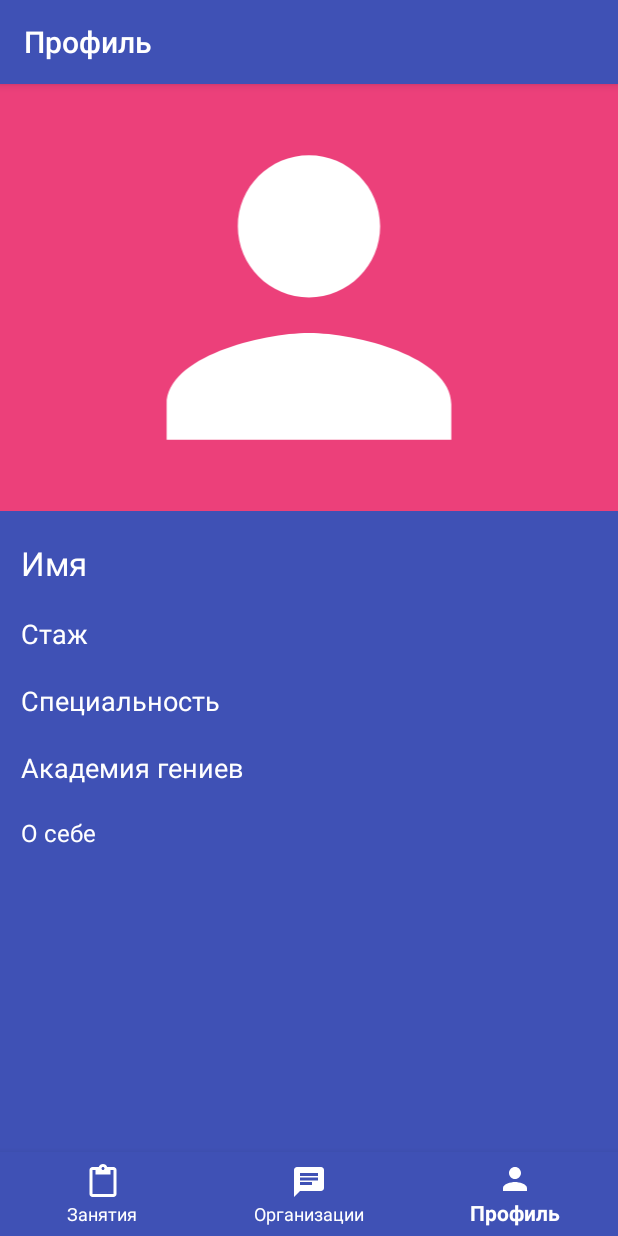
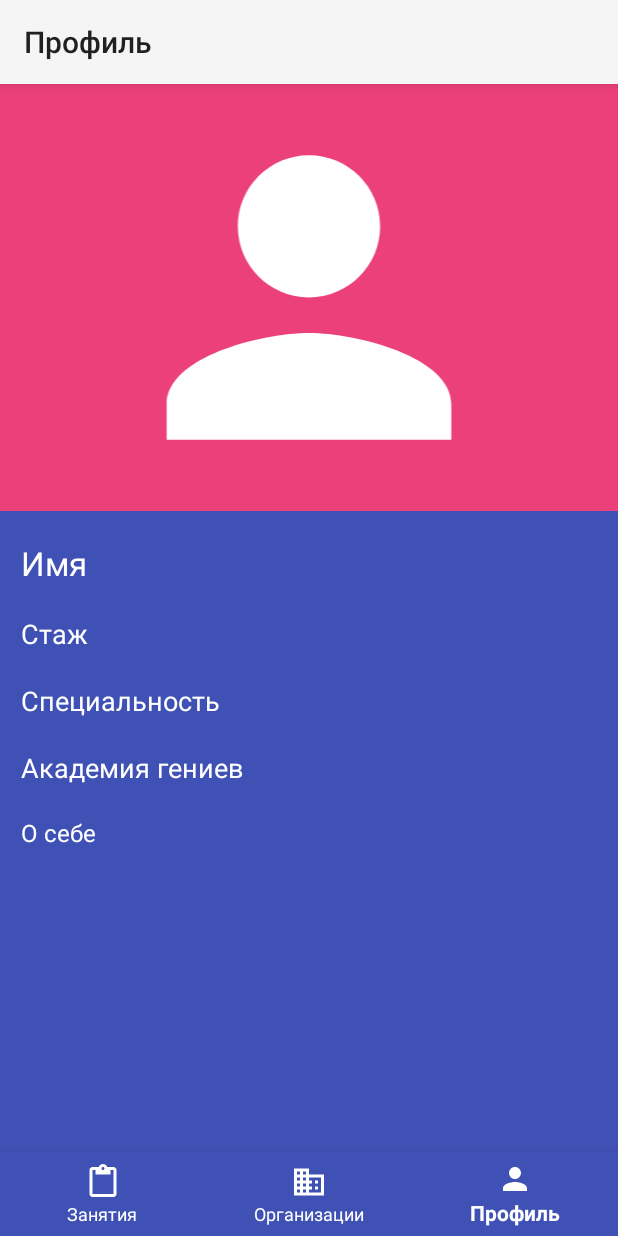
Before and after one commit to ivatar39/Udicate, an Android app: the MainActivity screen opened directly, with no data from a screen before it, on a phone screen of 412 x 824 dp. Run offline under Robolectric (Android 15) with nearby library versions, the phone set to English and light mode, and no system bars; our stand-ins replace Picasso; libraries missing offline, so code that uses them is left out: com.firebase.ui; pictures from the network do not load.

Commit message:
Small fixes

```diff
--- a/app/src/main/AndroidManifest.xml
+++ b/app/src/main/AndroidManifest.xml
@@ -19,7 +19,8 @@
                 <category android:name="android.intent.category.LAUNCHER" />
             </intent-filter>
         </activity>
-        <activity android:name=".activity.MainActivity">
+        <activity android:name=".activity.MainActivity"
+            android:theme="@style/Theme.AppCompat.Light.NoActionBar">
 
         </activity>
 
--- a/app/src/main/java/com/ivlup/udicate/activity/MainActivity.java
+++ b/app/src/main/java/com/ivlup/udicate/activity/MainActivity.java
@@ -10,6 +10,7 @@ import android.support.v4.app.FragmentTransaction;
 import android.support.v4.content.ContextCompat;
 import android.support.v7.app.ActionBar;
 import android.support.v7.app.AppCompatActivity;
+import android.support.v7.widget.Toolbar;
 import android.view.MenuItem;
 import android.widget.Toast;
 
@@ -42,6 +43,9 @@ public class MainActivity extends AppCompatActivity {
             }
         });
 
+        Toolbar myToolbar =  findViewById(R.id.my_toolbar);
+        setSupportActionBar(myToolbar);
+
         MenuItem selectedItem;
         if (savedInstanceState != null) {
             mSelectedItem = savedInstanceState.getInt(SELECTED_ITEM, 2);
@@ -69,6 +73,15 @@ public class MainActivity extends AppCompatActivity {
         }
     }
 
+    @Override
+    public boolean onOptionsItemSelected(MenuItem item) {
+        switch (item.getItemId()) {
+            case R.id.action_exit:
+                signOut();
+                return true;
+                default: return super.onOptionsItemSelected(item);
+        }
+    }
     private void selectFragment(MenuItem item) {
 
         final FragmentTransaction fragmentTransaction = getSupportFragmentManager().beginTransaction();
--- /dev/null
+++ b/app/src/main/res/drawable/ic_business_white_24dp.xml
@@ -0,0 +1,5 @@
+<vector android:height="24dp" android:tint="#FFFFFF"
+    android:viewportHeight="24.0" android:viewportWidth="24.0"
+    android:width="24dp" xmlns:android="http://schemas.android.com/apk/res/android">
+    <path android:fillColor="#FF000000" android:pathData="M12,7L12,3L2,3v18h20L22,7L12,7zM6,19L4,19v-2h2v2zM6,15L4,15v-2h2v2zM6,11L4,11L4,9h2v2zM6,7L4,7L4,5h2v2zM10,19L8,19v-2h2v2zM10,15L8,15v-2h2v2zM10,11L8,11L8,9h2v2zM10,7L8,7L8,5h2v2zM20,19h-8v-2h2v-2h-2v-2h2v-2h-2L12,9h8v10zM18,11h-2v2h2v-2zM18,15h-2v2h2v-2z"/>
+</vector>
--- a/app/src/main/res/layout/activity_main.xml
+++ b/app/src/main/res/layout/activity_main.xml
@@ -6,8 +6,19 @@
     android:layout_width="match_parent"
     android:layout_height="match_parent"
     android:orientation="vertical"
-    tools:context=".activity.FirebaseUIActivity">
+    tools:context=".activity.FirebaseUIActivity"
+    xmlns:app="http://schemas.android.com/apk/res-auto">
+<android.support.v7.widget.Toolbar
+    android:id="@+id/my_toolbar"
+    android:layout_width="match_parent"
+    android:layout_height="?attr/actionBarSize"
+    android:background="?attr/colorPrimary"
+    android:elevation="4dp"
+    android:theme="@style/ThemeOverlay.AppCompat.ActionBar"
+    design:popupTheme="@style/ThemeOverlay.AppCompat.Light"
+    >
 
+</android.support.v7.widget.Toolbar>
     <FrameLayout
         android:id="@+id/container"
         android:layout_width="match_parent"
--- a/app/src/main/res/layout/profile_layout.xml
+++ b/app/src/main/res/layout/profile_layout.xml
@@ -1,5 +1,6 @@
 <?xml version="1.0" encoding="utf-8"?>
 <LinearLayout
+
     android:orientation="vertical"
     xmlns:android="http://schemas.android.com/apk/res/android"
     android:layout_width="match_parent"
--- a/app/src/main/res/menu/bottom_nav_items.xml
+++ b/app/src/main/res/menu/bottom_nav_items.xml
@@ -2,18 +2,18 @@
 <menu xmlns:android="http://schemas.android.com/apk/res/android">
     <item
         android:id="@+id/menu_tasks"
-        android:title="Занятия"
+        android:title="@string/lessons"
         android:icon="@drawable/ic_content_paste_white_24dp"
         />
     <item
         android:id="@+id/menu_chat"
-        android:title="Организации"
-        android:icon="@drawable/ic_chat_white_24dp"
+        android:title="@string/organizations"
+        android:icon="@drawable/ic_business_white_24dp"
         />
 
     <item
         android:id="@+id/menu_profile"
-        android:title="Профиль"
+        android:title="@string/profile"
         android:icon="@drawable/ic_person_white_24dp" />
 
 </menu>
```
Also changed, not shown: app/src/main/res/menu/app_bar_items.xml (added, +10 -0 lines), app/src/main/res/menu/navigation_main_activity.xml (deleted, +0 -41 lines), app/src/main/res/values/strings.xml (+5 -12 lines).
